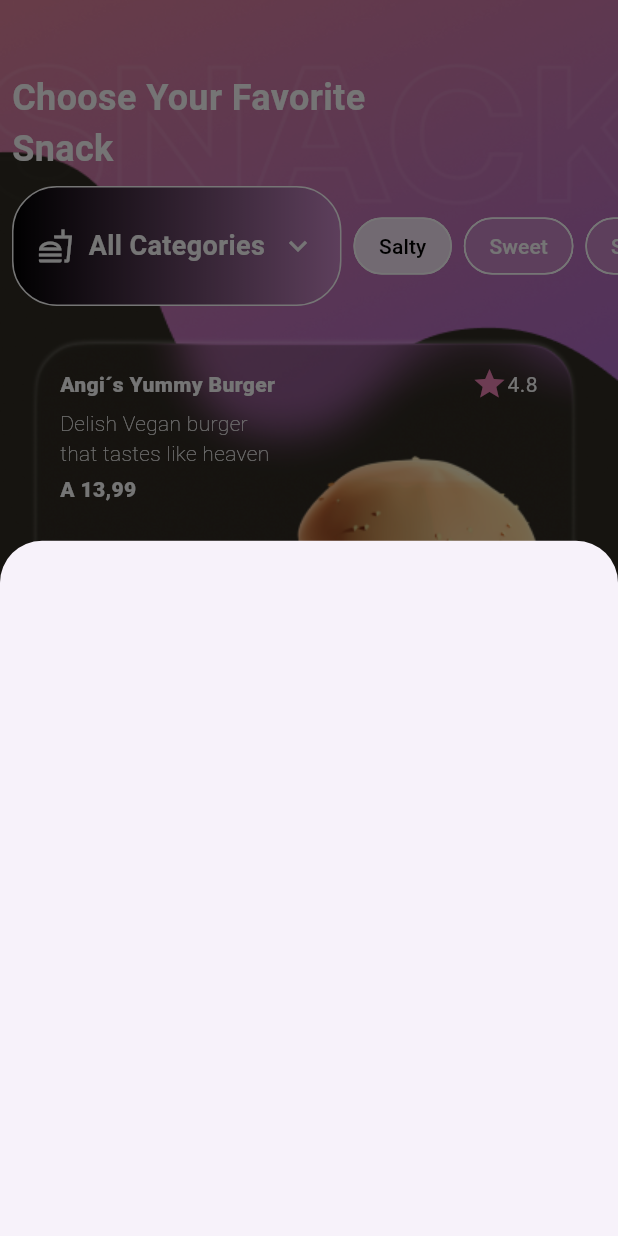
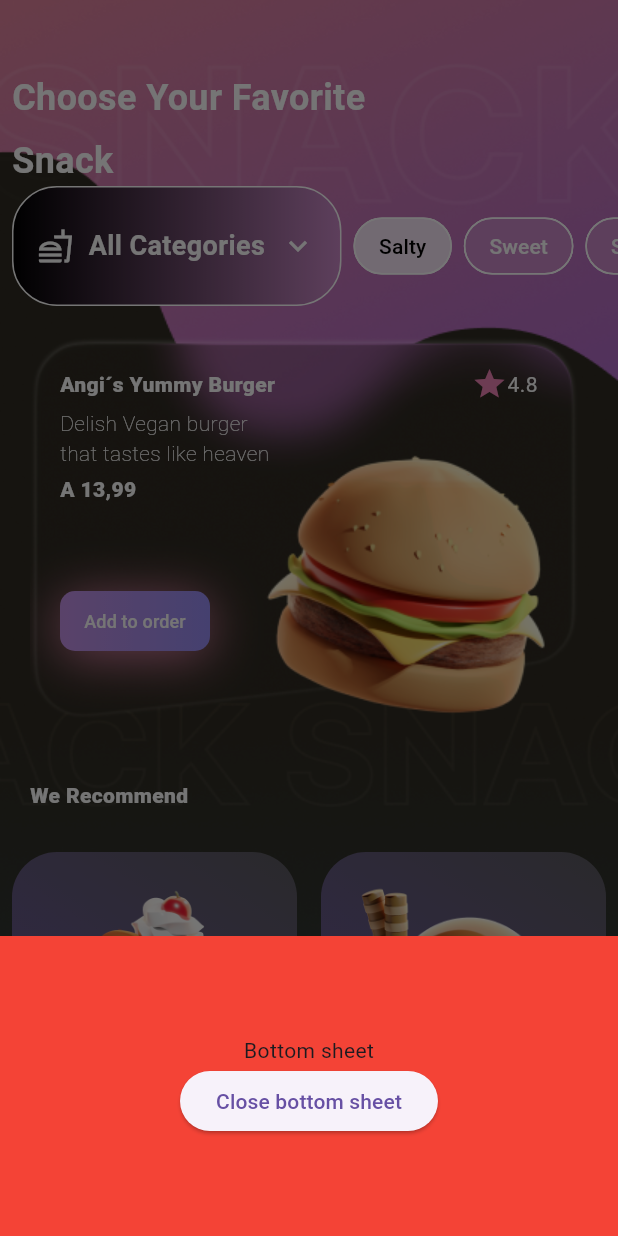
Before and after one commit to jchillah/jp_screens, a Flutter app: the MainScreen screen opened directly, after a tap on "Mogli's Cup", on a phone screen of 412 x 824 dp. Run offline on Flutter 3.47's test engine with Material 3 defaults, Android fonts, the phone set to English and light mode, and no system bars.

Commit message:
deleted /n and inserted another Text Widget in main_screen.dart

```diff
--- a/lib/src/features/main_screen/Presentation/main_screen.dart
+++ b/lib/src/features/main_screen/Presentation/main_screen.dart
@@ -42,7 +42,18 @@ class MainScreen extends StatelessWidget {
             const Padding(
               padding: EdgeInsets.all(8.0),
               child: Text(
-                'Choose Your Favorite\nSnack',
+                'Choose Your Favorite',
+                style: TextStyle(
+                  color: Colors.white,
+                  fontSize: 24,
+                  fontWeight: FontWeight.bold,
+                ),
+              ),
+            ),
+            Padding(
+              padding: const EdgeInsets.only(left: 8.0),
+              child: Text(
+                "Snack",
                 style: TextStyle(
                   color: Colors.white,
                   fontSize: 24,
@@ -126,6 +137,22 @@ void _showBottomSheet(BuildContext context, Product product) {
   showModalBottomSheet(
       context: context,
       builder: (BuildContext context) {
-        return Stack();
+        return Container(
+            height: 200,
+            color: Colors.red,
+            child: Center(
+              child: Column(
+                mainAxisAlignment: MainAxisAlignment.center,
+                children: [
+                  const Text('Bottom sheet'),
+                  ElevatedButton(
+                    onPressed: () {
+                      Navigator.pop(context);
+                    },
+                    child: const Text('Close bottom sheet'),
+                  ),
+                ],
+              ),
+            ));
       });
 }
```
